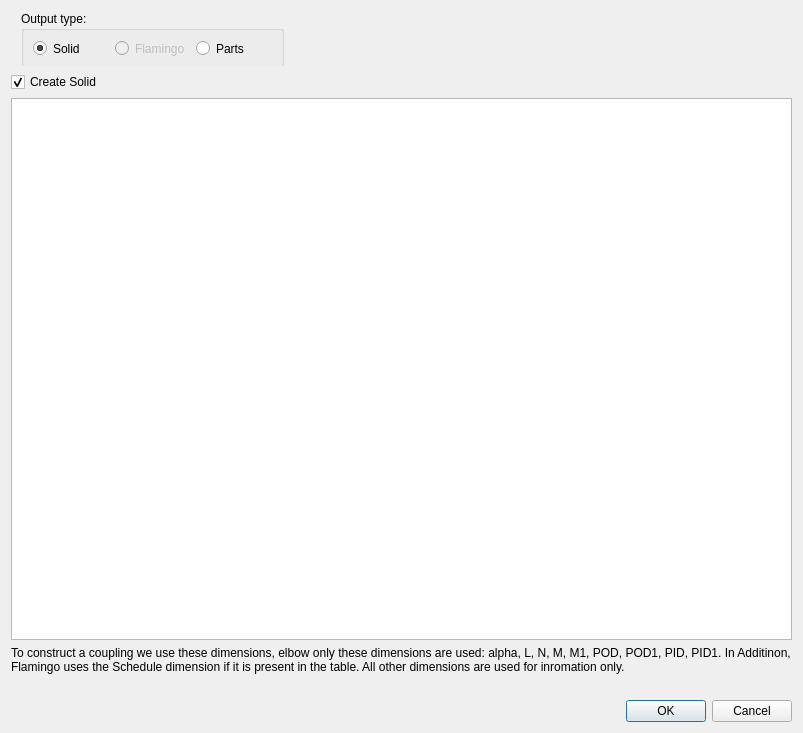
rkrenzler/FreeCAD_Workbench_Starter, file ui/create-coupling.ui: the form before one commit.
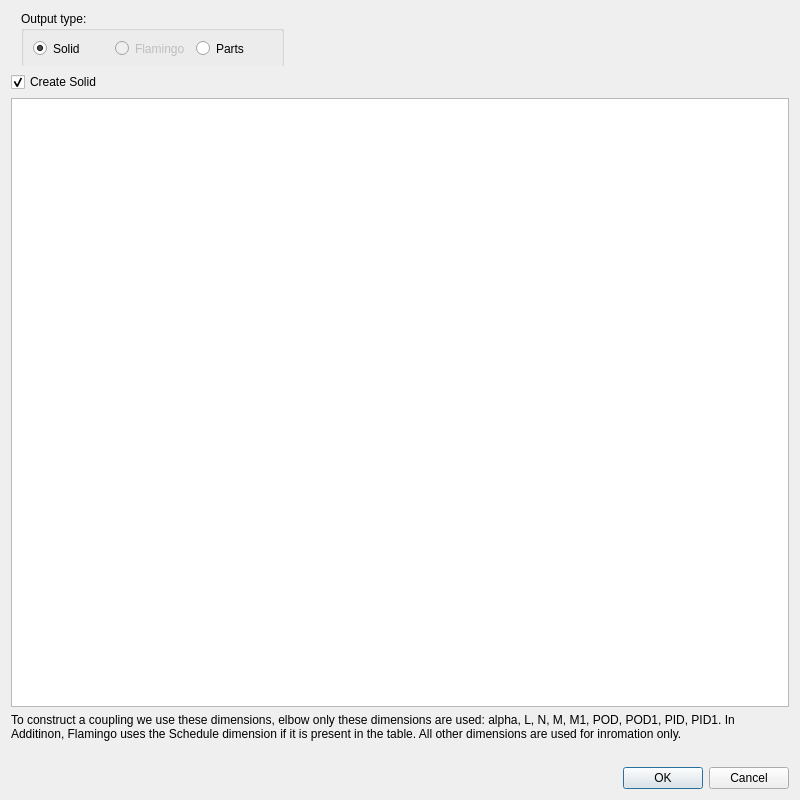
The form after the commit. Icons and pictures are not drawn.

Commit message:
base create coupling dialog on create part dialog
reduced general code.

Diff of the .ui file:
```diff
--- a/ui/create-coupling.ui
+++ b/ui/create-coupling.ui
@@ -6,8 +6,8 @@
    <rect>
     <x>0</x>
     <y>0</y>
-    <width>803</width>
-    <height>733</height>
+    <width>800</width>
+    <height>800</height>
    </rect>
   </property>
   <property name="windowTitle">
```
The commit also changes 4 other files.
